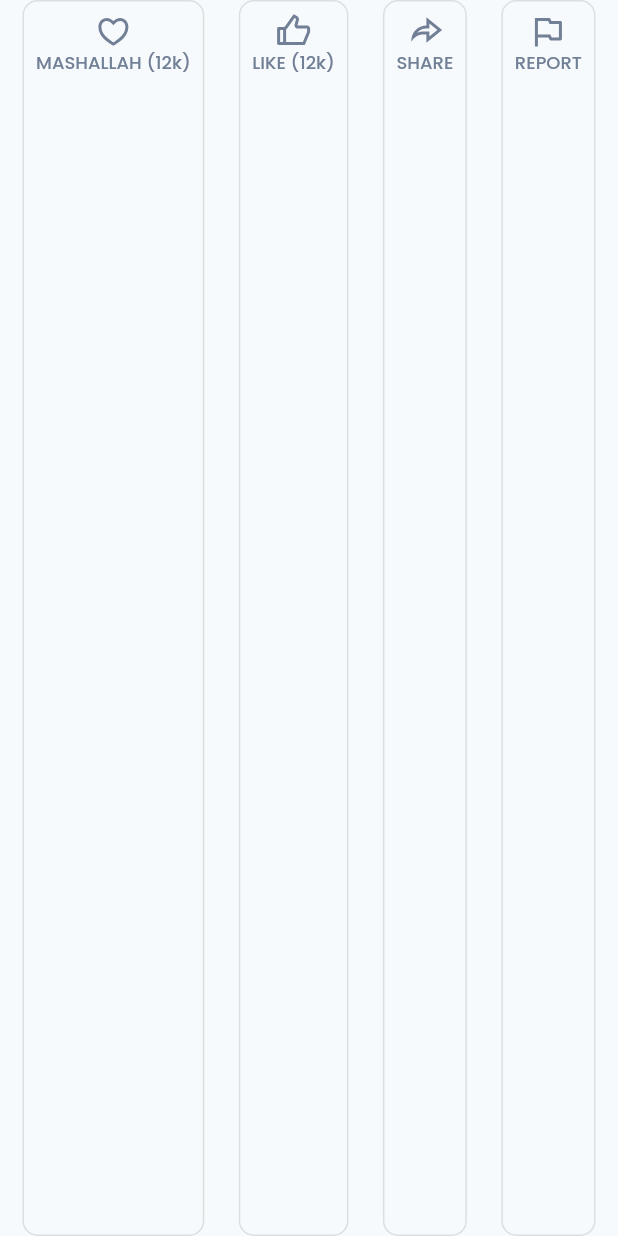
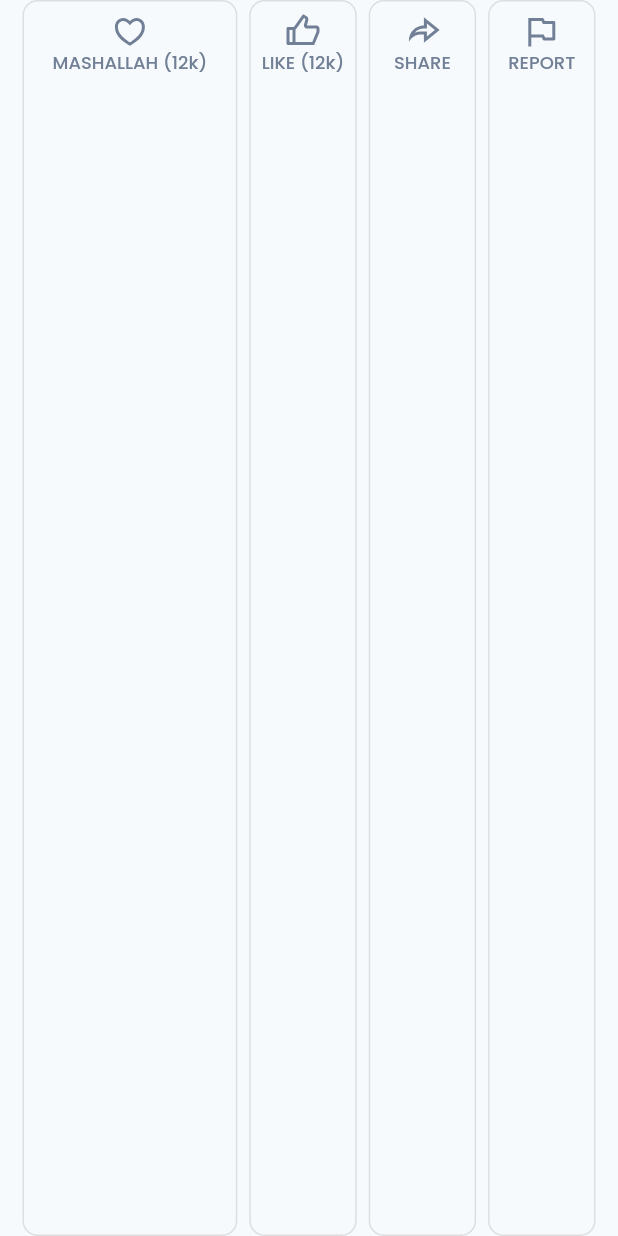
Before and after one commit to rifathossain82/Trending-Videos, a Flutter app: the VideoPlayerPageButtonsWidget widget shown alone on an empty page, opened directly, on a phone screen of 412 x 824 dp. Run offline on Flutter 3.47's test engine with Material 2 defaults, Android fonts, the phone set to English and light mode, and no system bars; our stand-ins replace cached_network_image, chewie, connectivity_plus, equatable, flutter_bloc, flutter_svg and 5 more; network calls fail.

Commit message:
Load Video Player

```diff
--- a/lib/main.dart
+++ b/lib/main.dart
@@ -8,6 +8,7 @@ import 'package:trending_videos/src/core/widgets/k_scroll_behavior.dart';
 import 'package:trending_videos/src/features/dashboard/cubits/dashboard_cubit.dart';
 import 'package:trending_videos/src/features/dashboard/view/pages/dashboard_page.dart';
 import 'package:trending_videos/src/features/home/bloc/home_bloc.dart';
+import 'package:trending_videos/src/features/video_player/bloc/video_player_cubit.dart';
 
 Future<void> main() async {
   WidgetsFlutterBinding.ensureInitialized();
@@ -30,6 +31,7 @@ class MyApp extends StatelessWidget {
       providers: [
         BlocProvider(create: (context) => DashboardCubit()),
         BlocProvider(create: (context) => HomeBloc()),
+        BlocProvider(create: (context) => VideoPlayerCubit()),
       ],
       child: MaterialApp(
         builder: (context, child) {
--- /dev/null
+++ b/lib/src/features/video_player/bloc/video_player_state.dart
@@ -0,0 +1,17 @@
+import 'package:chewie/chewie.dart';
+
+abstract class VideoPlayerState {}
+
+class VideoPlayerInitialized extends VideoPlayerState {
+  final ChewieController chewieController;
+
+  VideoPlayerInitialized(this.chewieController);
+}
+
+class VideoPlayerDisposed extends VideoPlayerState {}
+
+class VideoPlayerError extends VideoPlayerState {
+  final String error;
+
+  VideoPlayerError(this.error);
+}
--- a/lib/src/features/video_player/view/widgets/video_player_page_buttons_widget.dart
+++ b/lib/src/features/video_player/view/widgets/video_player_page_buttons_widget.dart
@@ -14,25 +14,40 @@ class VideoPlayerPageButtonsWidget extends StatelessWidget {
       child: Row(
         mainAxisAlignment: MainAxisAlignment.spaceBetween,
         children: [
-          VideoPlayerPageIconButton(
+          Expanded(
+            flex: 2,
+            child: VideoPlayerPageIconButton(
               svgIcon: AssetPath.favoriteIcon,
               title: 'MASHALLAH (12k)',
               onTap: () {},
             ),
-          VideoPlayerPageIconButton(
+          ),
+          const SizedBox(width: 8),
+          Expanded(
+            flex: 1,
+            child: VideoPlayerPageIconButton(
               svgIcon: AssetPath.likeIcon,
               title: 'LIKE (12k)',
               onTap: () {},
             ),
-          VideoPlayerPageIconButton(
+          ),
+          const SizedBox(width: 8),
+          Expanded(
+            flex: 1,
+            child: VideoPlayerPageIconButton(
               svgIcon: AssetPath.shareIcon,
               title: 'SHARE',
               onTap: () {},
             ),
-          VideoPlayerPageIconButton(
+          ),
+          const SizedBox(width: 8),
+          Expanded(
+            flex: 1,
+            child: VideoPlayerPageIconButton(
               svgIcon: AssetPath.reportIcon,
               title: 'REPORT',
               onTap: () {},
+            ),
           ),
         ],
       ),
--- a/lib/src/features/video_player/view/widgets/video_player_page_icon_button.dart
+++ b/lib/src/features/video_player/view/widgets/video_player_page_icon_button.dart
@@ -20,7 +20,10 @@ class VideoPlayerPageIconButton extends StatelessWidget {
     return GestureDetector(
       onTap: onTap,
       child: Container(
-        padding: const EdgeInsets.all(8),
+        alignment: Alignment.center,
+        padding: const EdgeInsets.symmetric(
+          vertical: 8,
+        ),
         decoration: BoxDecoration(
           borderRadius: BorderRadius.circular(10),
           border: Border.all(
```
Also changed, not shown: lib/src/features/video_player/bloc/video_player_bloc.dart (added, +34 -0 lines), lib/src/features/video_player/bloc/video_player_cubit.dart (added, +32 -0 lines), lib/src/features/video_player/bloc/video_player_event.dart (added, +9 -0 lines), lib/src/features/video_player/view/pages/video_player_page.dart (+31 -28 lines), lib/src/features/video_player/view/widgets/video_player_widget.dart (added, +68 -0 lines). Lines whose indentation alone changed are shown as unchanged.
